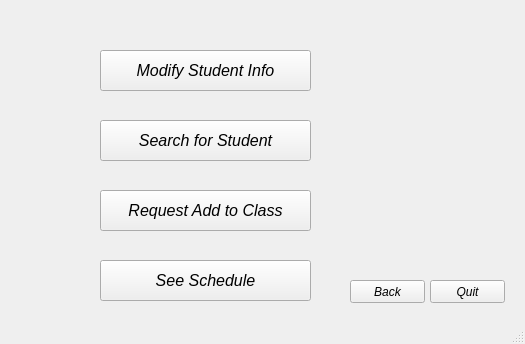
First picture: the form in Code/Teacher Landing.ui, repository SDSMT-CSC464-F15/dancesoft, before the edit.
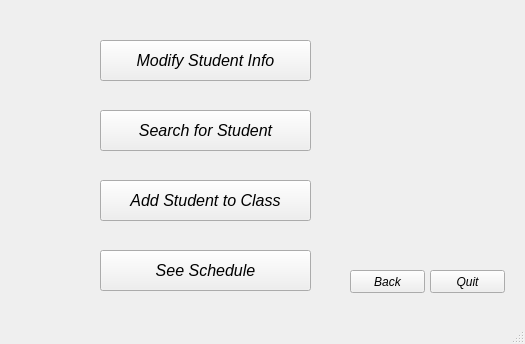
Second picture: the form after the edit. The open tabs and pages were chosen to show the change.

```diff
--- a/Code/Teacher Landing.ui
+++ b/Code/Teacher Landing.ui
@@ -18,7 +18,7 @@
     <property name="geometry">
      <rect>
       <x>10</x>
-      <y>10</y>
+      <y>0</y>
       <width>501</width>
       <height>301</height>
      </rect>
@@ -246,7 +246,7 @@
        </font>
       </property>
       <property name="text">
-       <string>Request Add to Class</string>
+       <string>Add Student to Class</string>
       </property>
      </widget>
      <widget class="QPushButton" name="See_student_schedule_btn">
```
Left out of the diff: 2 changed lines with no effect on the pictures.
